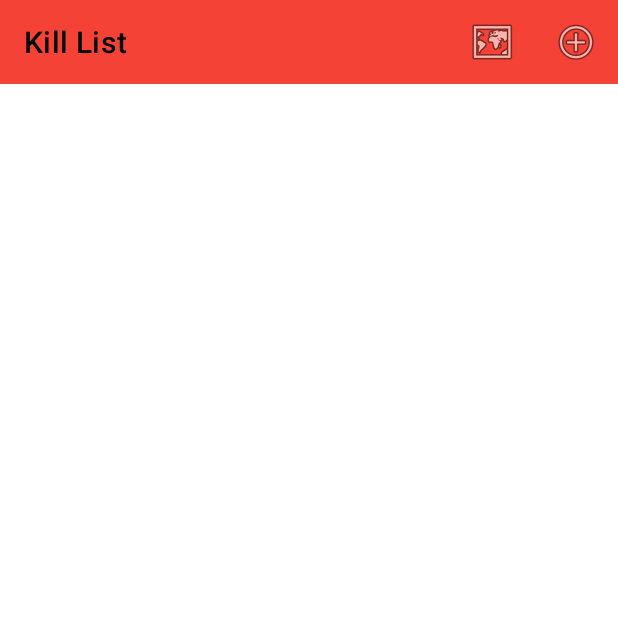
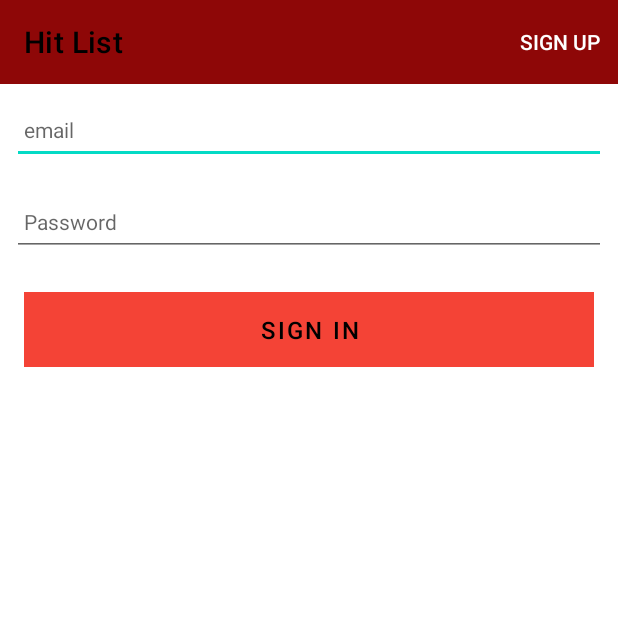
Before and after one commit to Toma5OD/Mobile-app-dev-1, an Android app: the screen it shows after launch (PlacemarkListActivity before the commit, LoginActivity after it), on a phone screen of 412 x 824 dp, the top half of it. Run offline under Robolectric (Android 15) with nearby library versions, the phone set to English and light mode, and no system bars; our stand-ins replace Timber; 1 statement that could not run was skipped.

Commit message:
Sign-In/Registration + small UI changes

```diff
--- a/app/build.gradle
+++ b/app/build.gradle
@@ -5,12 +5,12 @@ plugins {
 }
 
 android {
-    compileSdk 31
+    compileSdk 30
 
     defaultConfig {
         applicationId "org.wit.placemark"
         minSdk 29
-        targetSdk 31
+        targetSdk 30
         versionCode 1
         versionName "1.0"
 
--- a/app/src/debug/res/values/google_maps_api.xml
+++ b/app/src/debug/res/values/google_maps_api.xml
@@ -20,5 +20,5 @@
     Once you have your key (it starts with "AIza"), replace the "google_maps_key"
     string in this file.
     -->
-    <string name="google_maps_key" templateMergeStrategy="preserve" translatable="false">api-key</string>
+    <string name="google_maps_key" templateMergeStrategy="preserve" translatable="false">API-KEY</string>
 </resources>
--- /dev/null
+++ b/app/src/main/java/org/wit/placemark/activities/LoginActivity.kt
@@ -0,0 +1,110 @@
+package org.wit.placemark.activities
+
+import android.content.Intent
+import androidx.appcompat.app.AppCompatActivity
+import android.os.Bundle
+import android.view.Menu
+import android.view.MenuItem
+import androidx.activity.result.ActivityResultLauncher
+import androidx.activity.result.contract.ActivityResultContracts
+import com.google.android.material.snackbar.Snackbar
+
+import org.wit.placemark.R
+
+import org.wit.placemark.databinding.ActivityLoginBinding
+import org.wit.placemark.main.MainApp
+import org.wit.placemark.models.UserModel
+import timber.log.Timber
+
+
+class LoginActivity : AppCompatActivity() {
+    lateinit var app: MainApp
+
+    private lateinit var binding: ActivityLoginBinding
+
+    private lateinit var placemarkIntentLauncher:
+ActivityResultLauncher<Intent>
+    private lateinit var signUpIntentLauncher:
+ActivityResultLauncher<Intent>
+
+
+
+
+    override fun onCreate(savedInstanceState: Bundle?) {
+        super.onCreate(savedInstanceState)
+
+        app = application as MainApp
+
+
+        //create a temporary user
+       if (app.users.findAll().firstOrNull { it.email ==
+"james@geraghty.ie" } == null)
+            app.users.create(UserModel("homer@simpson.com", "Homer",
+"Simpson", "secret"))
+
+        binding = ActivityLoginBinding.inflate(layoutInflater)
+        setContentView(binding.root)
+
+        binding.signIn.title = title
+        setSupportActionBar(binding.signIn)
+
+        binding.btnLogin.setOnClickListener() {
+            var email = binding.email.text.toString()
+            Timber.i("Email: $email")
+
+            var user: UserModel? = app.users.findAll().firstOrNull {
+it.email == email }
+            if (user != null) {
+                if (binding.password.text.toString() == user.password) {
+                    val launcherIntent = Intent(this,
+PlacemarkListActivity::class.java)
+                    launcherIntent.putExtra("user", user)
+                    placemarkIntentLauncher.launch(launcherIntent)
+                } else {
+                    Snackbar.make(it, R.string.invalid_password,
+Snackbar.LENGTH_LONG)
+                        .show()
+                }
+            } else {
+                Snackbar.make(it, R.string.invalid_username,
+Snackbar.LENGTH_LONG)
+                    .show()
+            }
+
+        }
+        registerPlacemarkCallback()
+        registerSignUpCallback()
+    }
+
+    override fun onCreateOptionsMenu(menu: Menu): Boolean {
+        menuInflater.inflate(R.menu.menu_login, menu)
+        return super.onCreateOptionsMenu(menu)
+    }
+
+    override fun onOptionsItemSelected(item: MenuItem): Boolean {
+        when (item.itemId) {
+            R.id.item_signUp -> {
+                val launcherIntent = Intent(this,
+RegisterActivity::class.java)
+                signUpIntentLauncher.launch(launcherIntent)
+            }
+        }
+        return super.onOptionsItemSelected(item)
+    }
+
+    private fun registerPlacemarkCallback() {
+        placemarkIntentLauncher =
+
+registerForActivityResult(ActivityResultContracts.StartActivityForResult())
+            { }
+    }
+
+    private fun registerSignUpCallback() {
+        signUpIntentLauncher =
+
+registerForActivityResult(ActivityResultContracts.StartActivityForResult())
+            { }
+    }
+
+
+}
--- a/app/src/main/java/org/wit/placemark/activities/SplashActivity.kt
+++ b/app/src/main/java/org/wit/placemark/activities/SplashActivity.kt
@@ -6,6 +6,7 @@ import android.os.Bundle
 import android.os.Handler
 import org.wit.placemark.R
 
+@Suppress("DEPRECATION")
 class SplashActivity : AppCompatActivity() {
 
     // This is the loading time of the splash screen
@@ -18,7 +19,7 @@ class SplashActivity : AppCompatActivity() {
         Handler().postDelayed({
             // This method will be executed once the timer is over
 
-            startActivity(Intent(this,PlacemarkListActivity::class.java))
+            startActivity(Intent(this,LoginActivity::class.java))
 
             // close this activity
             finish()
--- a/app/src/main/java/org/wit/placemark/main/MainApp.kt
+++ b/app/src/main/java/org/wit/placemark/main/MainApp.kt
@@ -2,19 +2,22 @@ package org.wit.placemark.main
 
 import android.app.Application
 import org.wit.placemark.models.PlacemarkJSONStore
-import org.wit.placemark.models.PlacemarkMemStore
 import org.wit.placemark.models.PlacemarkStore
+import org.wit.placemark.models.*
 import timber.log.Timber
 import timber.log.Timber.i
 
 class MainApp : Application() {
 
     lateinit var placemarks: PlacemarkStore
+    lateinit var users: UserStore
+
 
     override fun onCreate() {
         super.onCreate()
         Timber.plant(Timber.DebugTree())
         placemarks = PlacemarkJSONStore(applicationContext)
+        users = UserJSONStore(applicationContext)
         i("Placemark started")
     }
 }
--- /dev/null
+++ b/app/src/main/java/org/wit/placemark/models/UserJSONStore.kt
@@ -0,0 +1,66 @@
+package org.wit.placemark.models
+
+
+import android.content.Context
+import android.net.Uri
+import com.google.gson.Gson
+import com.google.gson.GsonBuilder
+import com.google.gson.reflect.TypeToken
+
+import org.wit.placemark.helpers.exists
+import org.wit.placemark.helpers.read
+import org.wit.placemark.helpers.write
+import org.wit.placemark.models.gsonBuilder
+import timber.log.Timber
+import java.lang.reflect.Type
+import java.util.ArrayList
+
+
+const val USER_JSON_FILE = "users.json"
+
+val UserListType: Type = object : TypeToken<ArrayList<UserModel>>() {}.type
+
+class UserJSONStore(private val context: Context) : UserStore{
+
+    var users = mutableListOf<UserModel>()
+
+    init {
+        if (exists(context, USER_JSON_FILE)) {
+            deserialize()
+        }
+    }
+
+    override fun create(user: UserModel) {
+        users.add(user)
+        serialize()
+    }
+
+    override fun update(user: UserModel) {
+        TODO("Not yet implemented")
+    }
+
+    override fun delete(user: UserModel) {
+        TODO("Not yet implemented")
+    }
+
+    override fun findAll(): List<UserModel> {
+        logAll()
+        return users
+    }
+
+
+    private fun serialize() {
+        val jsonString = gsonBuilder.toJson(users, UserListType)
+        write(context, USER_JSON_FILE, jsonString)
+    }
+
+    private fun deserialize() {
+        val jsonString = read(context, USER_JSON_FILE)
+        users = gsonBuilder.fromJson(jsonString,UserListType)
+    }
+
+    private fun logAll() {
+        users.forEach { Timber.i("$it") }
+    }
+
+}
--- /dev/null
+++ b/app/src/main/java/org/wit/placemark/models/UserModel.kt
@@ -0,0 +1,11 @@
+package org.wit.placemark.models
+
+import android.os.Parcelable
+import kotlinx.parcelize.Parcelize
+
+@Parcelize
+data class UserModel(var email: String = "",
+                     var firstName: String = "",
+                     var lastName: String = "",
+                     var password: String = ""
+): Parcelable
--- /dev/null
+++ b/app/src/main/java/org/wit/placemark/models/UserStore.kt
@@ -0,0 +1,10 @@
+package org.wit.placemark.models
+
+
+interface UserStore {
+    fun create(user: UserModel)
+    fun update(user: UserModel)
+    fun delete(user: UserModel)
+    fun findAll(): List<UserModel>
+
+}
--- /dev/null
+++ b/app/src/main/res/layout/activity_login.xml
@@ -0,0 +1,89 @@
+<?xml version="1.0" encoding="utf-8"?>
+<androidx.constraintlayout.widget.ConstraintLayout
+    xmlns:android="http://schemas.android.com/apk/res/android"
+    xmlns:app="http://schemas.android.com/apk/res-auto"
+    xmlns:tools="http://schemas.android.com/tools"
+    android:layout_width="match_parent"
+    android:layout_height="match_parent"
+    tools:context=".activities.LoginActivity">
+
+    <RelativeLayout
+        android:layout_width="match_parent"
+        android:layout_height="wrap_content"
+        app:layout_constraintBottom_toBottomOf="parent"
+        app:layout_constraintTop_toTopOf="parent">
+
+        <com.google.android.material.appbar.AppBarLayout
+            android:id="@+id/appBarLayout"
+            android:layout_width="match_parent"
+            android:layout_height="wrap_content"
+            android:background="@color/red"
+            android:fitsSystemWindows="true"
+            app:elevation="0dip"
+            app:theme="@style/ThemeOverlay.AppCompat.Dark.ActionBar">
+
+            <androidx.appcompat.widget.Toolbar
+                android:id="@+id/signIn"
+                android:layout_width="match_parent"
+                android:layout_height="wrap_content"
+                app:titleTextColor="@color/colorPrimary" />
+        </com.google.android.material.appbar.AppBarLayout>
+
+        <ScrollView
+            android:layout_width="match_parent"
+            android:layout_height="match_parent"
+            android:layout_below="@id/appBarLayout"
+            android:fillViewport="true">
+
+            <LinearLayout
+                android:layout_width="match_parent"
+                android:layout_height="wrap_content"
+                android:orientation="vertical">
+
+                <EditText
+                    android:id="@+id/email"
+                    android:layout_width="match_parent"
+                    android:layout_height="45dp"
+                    android:layout_margin="8dp"
+                    android:hint="email"
+                    android:inputType="text"
+                    android:maxLength="25"
+                    android:maxLines="1"
+                    android:padding="8dp"
+                    android:textColor="@color/colorPrimaryDark"
+                    android:textSize="14sp" />
+
+                <EditText
+                    android:id="@+id/password"
+                    android:layout_width="match_parent"
+                    android:layout_height="45dp"
+                    android:layout_margin="8dp"
+                    android:hint="Password"
+                    android:inputType="textPassword"
+                    android:maxLength="25"
+                    android:maxLines="1"
+                    android:padding="8dp"
+                    android:textColor="@color/colorPrimaryDark"
+                    android:textSize="14sp" />
+
+
+                <Button
+                    android:id="@+id/btnLogin"
+                    android:layout_width="match_parent"
+                    android:layout_height="wrap_content"
+                    android:layout_margin="16dp"
+                    android:background="@color/colorAccent"
+                    android:paddingTop="8dp"
+                    android:paddingBottom="8dp"
+                    android:stateListAnimator="@null"
+                    android:text="@string/sign_in"
+                    android:textColor="@color/colorPrimary"
+                    android:textSize="16sp" />
+
+
+            </LinearLayout>
+        </ScrollView>
+
+    </RelativeLayout>
+
+</androidx.constraintlayout.widget.ConstraintLayout>
--- a/app/src/main/res/layout/activity_placemark_list.xml
+++ b/app/src/main/res/layout/activity_placemark_list.xml
@@ -5,6 +5,7 @@
     xmlns:tools="http://schemas.android.com/tools"
     android:layout_width="match_parent"
     android:layout_height="match_parent"
+    android:background="@drawable/hitman"
     tools:context="org.wit.placemark.activities.PlacemarkListActivity">
 
     <com.google.android.material.appbar.AppBarLayout
--- a/app/src/main/res/layout/activity_splash.xml
+++ b/app/src/main/res/layout/activity_splash.xml
@@ -16,7 +16,7 @@
         android:gravity="center"
         android:layout_marginTop="300dp"
         android:padding="70dp"
-        android:text="Kill List App"
+        android:text="Hit List App"
         android:textColor="@color/white"
         android:textSize="35dp"
         android:textStyle="bold"
--- /dev/null
+++ b/app/src/main/res/menu/menu_login.xml
@@ -0,0 +1,9 @@
+<?xml version="1.0" encoding="utf-8"?>
+<menu xmlns:android="http://schemas.android.com/apk/res/android"
+    xmlns:app="http://schemas.android.com/apk/res-auto">
+
+    <item
+        android:id="@+id/item_signUp"
+        android:title="@string/sign_up"
+        app:showAsAction="always"/>
+</menu>
--- a/app/src/main/res/values/strings.xml
+++ b/app/src/main/res/values/strings.xml
@@ -1,5 +1,5 @@
 <resources>
-    <string name="app_name">Kill List</string>
+    <string name="app_name">Hit List</string>
     <string name="button_addPlacemark">Add Target</string>
     <string name="hint_placemarkTitle">Target Name</string>
     <string name="hint_placemarkDescription">Description </string>
@@ -14,7 +14,19 @@
     <string name="title_activity_map">Map</string>
     <string name="menu_deletePlacemark">Delete</string>
     <string name="title_activity_placemark_maps">Map of All Targets </string>
-    <string name="placemark_image_placeholder">Target Imagee</string>
+    <string name="placemark_image_placeholder">Target Image</string>
     <string name="placemark_title_placeholder">Target Title</string>
     <string name="placemark_description_placeholder">Target Description</string>
+    <string name="email">Email</string>
+    <string name="password">Password</string>
+    <string name="first_name">First Name</string>
+    <string name="second_name">Second Name</string>
+    <string name="sign_register_in">Sign in or register</string>
+    <string name="sign_in">Sign in</string>
+    <string name="welcome">"Welcome !"</string>
+    <string name="invalid_username">Not a valid username</string>
+    <string name="invalid_password">Incorrect Password</string>
+    <string name="login_failed">"Login failed"</string>
+    <string name="sign_up">"Sign Up"</string>
+    <string name="email_taken">"This email is already in use"</string>
 </resources>
```
Also changed, not shown: app/src/main/AndroidManifest.xml (+13 -2 lines), app/src/main/java/org/wit/placemark/activities/PlacemarkActivity.kt (+3 -5 lines), app/src/main/java/org/wit/placemark/activities/RegisterActivity.kt (added, +89 -0 lines), app/src/main/res/layout/activity_register.xml (added, +116 -0 lines), 2 other files.
